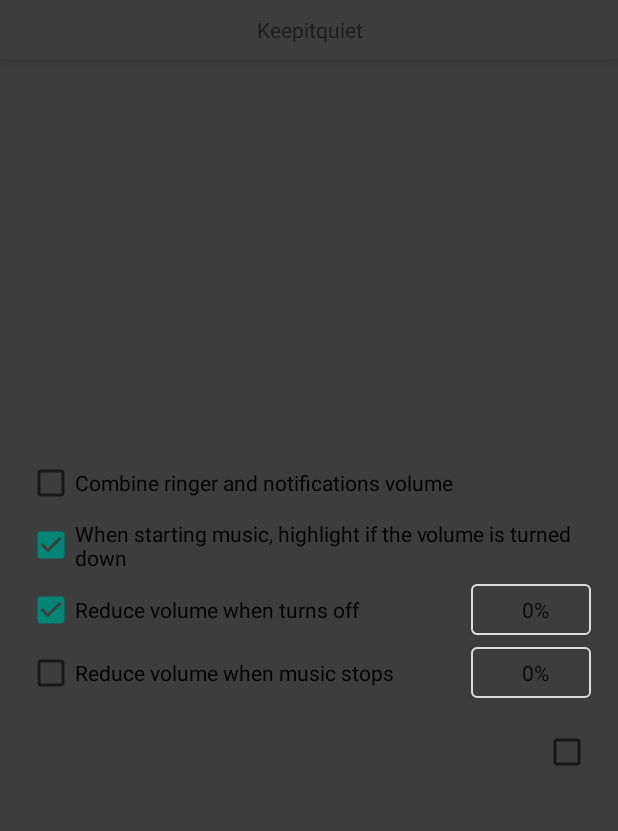
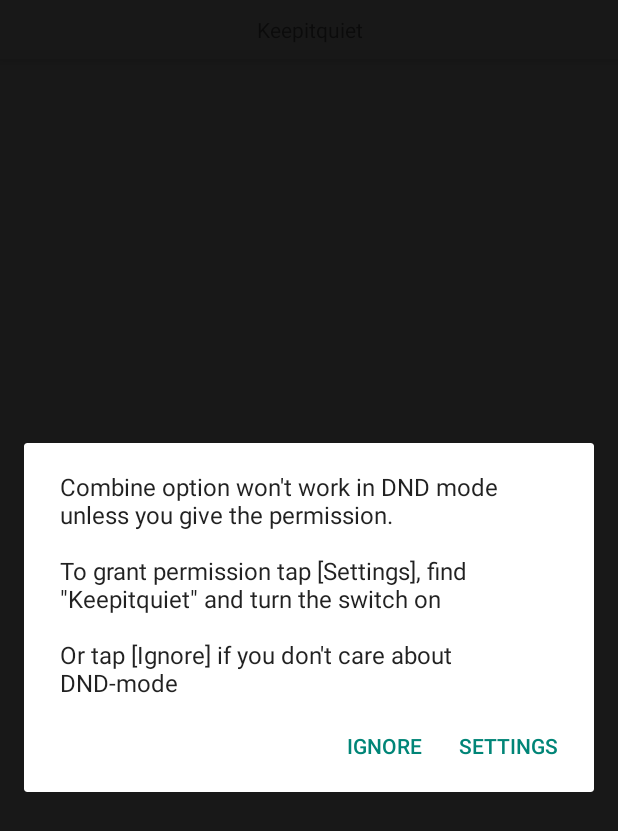
Before and after one commit to dstd/Keepitquiet, an Android app: the screen it shows after launch (MainActivity), after a tap on "Combine ringer and notifications volume", on a phone screen of 412 x 824 dp. Shown: the top 831 px of the screen. Run offline under Robolectric (Android 15) with nearby library versions, the phone set to English and light mode, and no system bars.

Commit message:
Rationale for DND permission

```diff
--- a/app/src/main/java/dstd/github/keepitquiet/MainActivity.kt
+++ b/app/src/main/java/dstd/github/keepitquiet/MainActivity.kt
@@ -71,13 +71,23 @@ class MainActivity: FragmentActivity(), VolumeLevelDialog.Delegate {
         StateService.applyActiveState()
     }
 
-    private fun applyCombineState() {
+    private fun applyCombineState(checkPermissions: Boolean = true) {
         val combine = views.combineVolume.isChecked
-        if (combine && Build.VERSION.SDK_INT >= Build.VERSION_CODES.M) {
+        if (checkPermissions && combine && Build.VERSION.SDK_INT >= Build.VERSION_CODES.M) {
             val nm = getSystemService(Context.NOTIFICATION_SERVICE) as? NotificationManager ?: return
             if (!nm.isNotificationPolicyAccessGranted) {
-                views.combineVolume.isChecked = false
-                startActivity(Intent(Settings.ACTION_NOTIFICATION_POLICY_ACCESS_SETTINGS))
+                AlertDialog.Builder(this)
+                    .setMessage(resources.getString(R.string.dnd_permission_hint, resources.getString(R.string.app_name)))
+                    .setPositiveButton(R.string.action_settings) { d, _ ->
+                        views.combineVolume.isChecked = false
+                        d.dismiss()
+                        startActivity(Intent(Settings.ACTION_NOTIFICATION_POLICY_ACCESS_SETTINGS))
+                    }
+                    .setNegativeButton(R.string.action_ignore) { d, _ ->
+                        d.dismiss()
+                        applyCombineState(checkPermissions = false)
+                    }
+                    .show()
                 return
             }
         }
--- a/app/src/main/res/values/strings.xml
+++ b/app/src/main/res/values/strings.xml
@@ -3,6 +3,8 @@
     <string name="app_name">Keepitquiet</string>
     <string name="action_ok">OK</string>
     <string name="action_cancel">Cancel</string>
+    <string name="action_ignore">Ignore</string>
+    <string name="action_settings">Settings</string>
     <string name="enable_debug">Debug mode</string>
     <string name="service_notification_text">Service is active</string>
     <string name="show_notification">Show notification</string>
@@ -12,5 +14,6 @@
     <string name="volume_level_percent" translatable="false">%d%%</string>
     <string name="take_current_volume_level">Take current volume level</string>
     <string name="combine_volume">Combine ringer and notifications volume</string>
+    <string name="dnd_permission_hint">Combine option won\'t work in DND mode unless you give the permission.\n\nTo grant permission tap [Settings], find \"%1$s\" and turn the switch on\n\nOr tap [Ignore] if you don\'t care about DND-mode</string>
     <string name="highlight_muted_music">When starting music, highlight if the volume is turned down</string>
 </resources>
```
Also changed, not shown: 1 other file.
